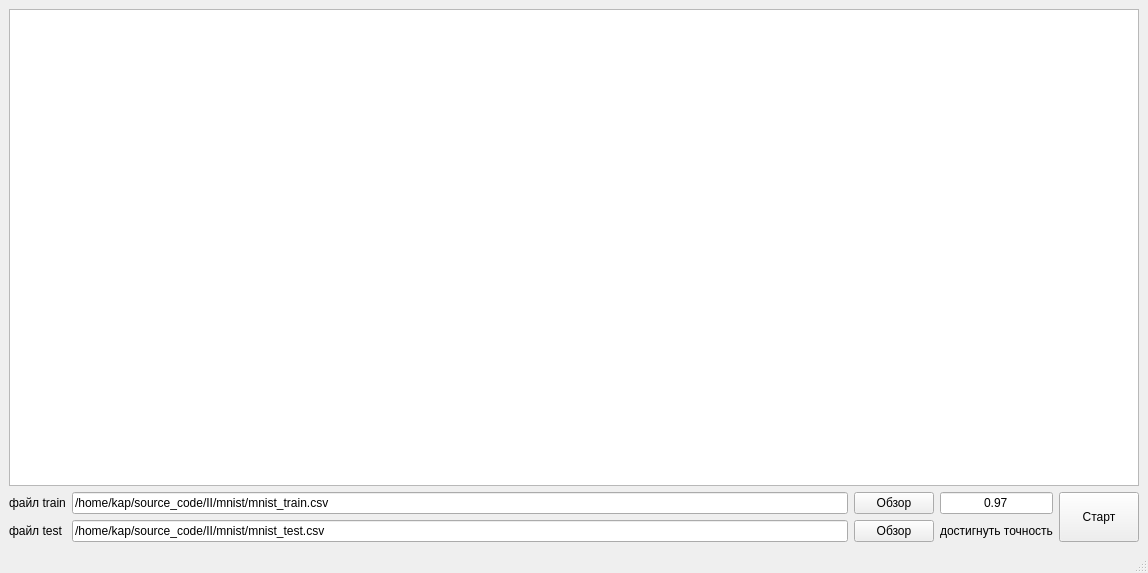
Qt form mainwindow.ui (KapPing-Git/kap_neural_network) before a commit.
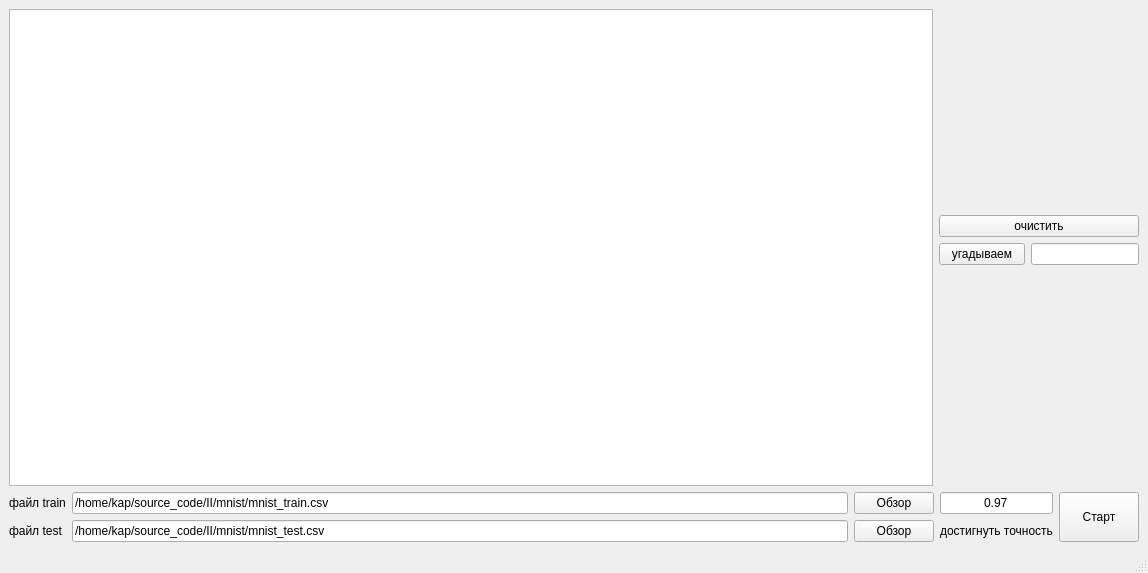
The same form after that commit. Custom widgets are drawn as their Qt base class.

Patch:
```diff
--- a/mainwindow.ui
+++ b/mainwindow.ui
@@ -14,9 +14,74 @@
    <string>Нейросеть 0.0.1</string>
   </property>
   <widget class="QWidget" name="centralwidget">
-   <layout class="QVBoxLayout" name="verticalLayout_2">
+   <layout class="QVBoxLayout" name="verticalLayout_3">
     <item>
-     <widget class="QTextEdit" name="statistic_edit"/>
+     <layout class="QHBoxLayout" name="horizontalLayout_3">
+      <item>
+       <widget class="QTextEdit" name="statistic_edit"/>
+      </item>
+      <item>
+       <layout class="QVBoxLayout" name="verticalLayout_2">
+        <item>
+         <widget class="AMnist_picture_creator" name="pic_widget" native="true">
+          <property name="minimumSize">
+           <size>
+            <width>200</width>
+            <height>200</height>
+           </size>
+          </property>
+          <property name="maximumSize">
+           <size>
+            <width>200</width>
+            <height>200</height>
+           </size>
+          </property>
+         </widget>
+        </item>
+        <item>
+         <widget class="QPushButton" name="pushButton">
+          <property name="text">
+           <string>очистить</string>
+          </property>
+         </widget>
+        </item>
+        <item>
+         <layout class="QHBoxLayout" name="horizontalLayout_2">
+          <item>
+           <widget class="QPushButton" name="predictButton">
+            <property name="text">
+             <string>угадываем</string>
+            </property>
+           </widget>
+          </item>
+          <item>
+           <widget class="QLineEdit" name="predictedEdit">
+            <property name="sizePolicy">
+             <sizepolicy hsizetype="Preferred" vsizetype="Fixed">
+              <horstretch>0</horstretch>
+              <verstretch>0</verstretch>
+             </sizepolicy>
+            </property>
+           </widget>
+          </item>
+         </layout>
+        </item>
+        <item>
+         <spacer name="verticalSpacer">
+          <property name="orientation">
+           <enum>Qt::Vertical</enum>
+          </property>
+          <property name="sizeHint" stdset="0">
+           <size>
+            <width>20</width>
+            <height>40</height>
+           </size>
+          </property>
+         </spacer>
+        </item>
+       </layout>
+      </item>
+     </layout>
     </item>
     <item>
      <layout class="QHBoxLayout" name="horizontalLayout">
@@ -122,6 +187,14 @@
   </widget>
   <widget class="QStatusBar" name="statusbar"/>
  </widget>
+ <customwidgets>
+  <customwidget>
+   <class>AMnist_picture_creator</class>
+   <extends>QWidget</extends>
+   <header>amnist_picture_creator.h</header>
+   <container>1</container>
+  </customwidget>
+ </customwidgets>
  <resources/>
  <connections/>
 </ui>
```
